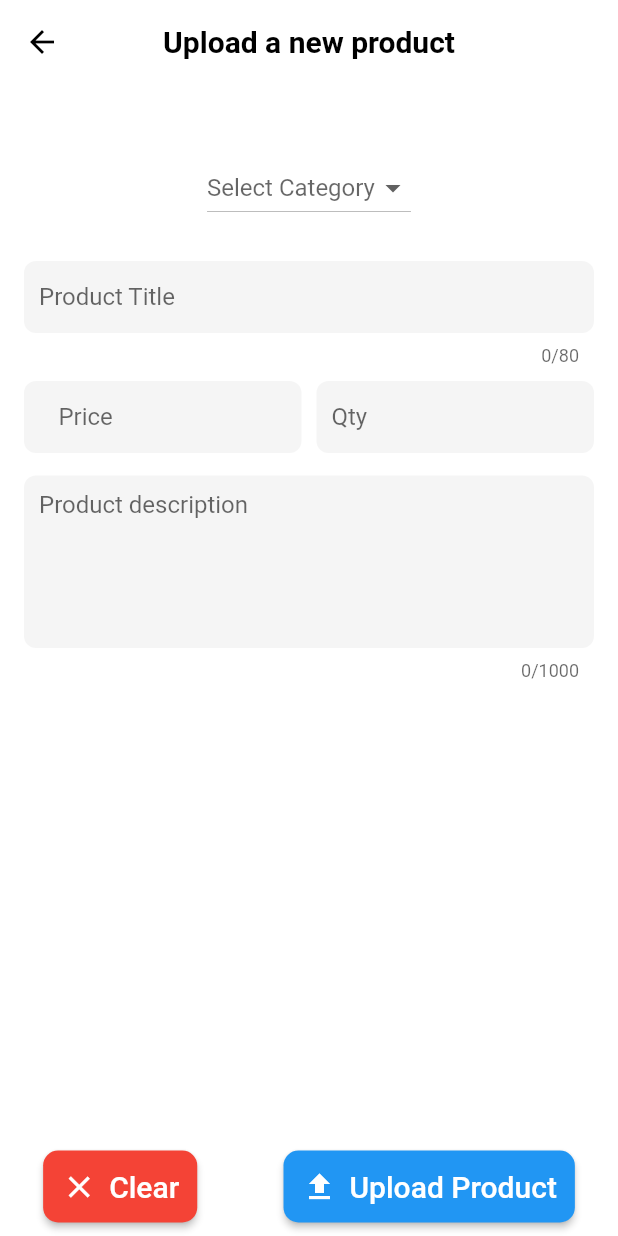
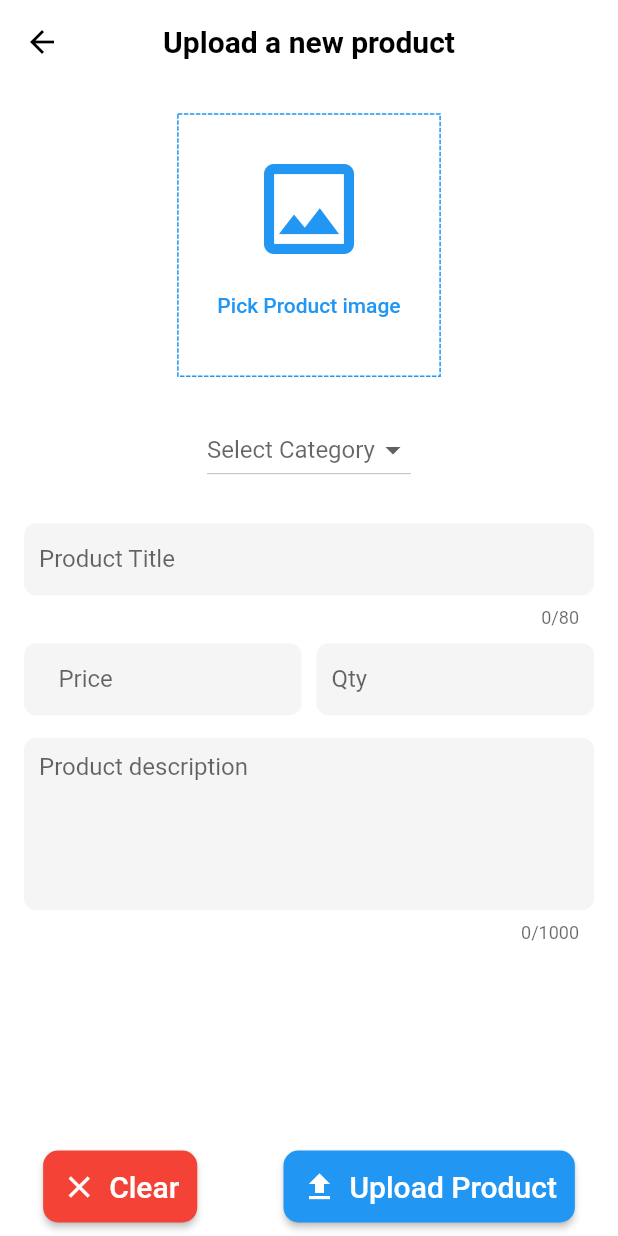
Before and after one commit to baraa1999/shopsmart_users_arbic, a Flutter app: the EditOrUploadProductScreen screen opened by its route, on a phone screen of 412 x 824 dp. Run offline on Flutter 3.47's test engine with Material 2 defaults, Android fonts, the phone set to English and light mode, and no system bars; drawn by our look-alikes of dotted_border; our stand-ins replace fancy_shimmer_image, image_picker, shared_preferences, shimmer; missing offline and left inert: dynamic_height_grid_view; accounts and stored records are empty.

Commit message:
Implement the Upload Product Image widget

```diff
--- a/lib/screens/edit_upload_product_form.dart
+++ b/lib/screens/edit_upload_product_form.dart
@@ -1,3 +1,6 @@
+import 'dart:io';
+
+import 'package:dotted_border/dotted_border.dart';
 import 'package:flutter/material.dart';
 import 'package:flutter/services.dart';
 import 'package:image_picker/image_picker.dart';
@@ -176,7 +179,68 @@
                   height: 20,
                 ),
                 /* Image picker here ***********************************/
-
+                if (_pickedImage == null) ...[
+                  SizedBox(
+                    width: size.width * 0.4 + 10,
+                    height: size.width * 0.4 + 10,
+                    child: DottedBorder(
+                      color: Colors.blue,
+                      radius: const Radius.circular(12),
+                      child: Center(
+                        child: Column(
+                          crossAxisAlignment: CrossAxisAlignment.center,
+                          mainAxisAlignment: MainAxisAlignment.center,
+                          children: [
+                            const Icon(
+                              Icons.image_outlined,
+                              size: 80,
+                              color: Colors.blue,
+                            ),
+                            TextButton(
+                                onPressed: () {
+                                  localImagePicker();
+                                },
+                                child: const Text('Pick Product image'))
+                          ],
+                        ),
+                      ),
+                    ),
+                  ),
+                  // see image
+                ] else ...[
+                  ClipRRect(
+                    borderRadius: BorderRadius.circular(12),
+                    child: Image.file(
+                      File(
+                        _pickedImage!.path,
+                      ),
+                      height: size.width * 0.5,
+                      alignment: Alignment.center,
+                    ),
+                  )
+                ],
+                if (_pickedImage != null) ...[
+                  Row(
+                    mainAxisAlignment: MainAxisAlignment.center,
+                    children: [
+                      TextButton(
+                        onPressed: () {
+                          localImagePicker();
+                        },
+                        child: const Text('Pick another image'),
+                      ),
+                      TextButton(
+                        onPressed: () {
+                          removePickedImage();
+                        },
+                        child: const Text(
+                          'Remove image',
+                          style: TextStyle(color: Colors.red),
+                        ),
+                      ),
+                    ],
+                  ),
+                ],
                 const SizedBox(
                   height: 25,
                 ),
--- a/pubspec.yaml
+++ b/pubspec.yaml
@@ -46,6 +46,8 @@
   image_picker: ^0.8.7+5
   # Utils
   uuid: ^3.0.7
+  dotted_border: ^2.0.0+3
+
 
 dev_dependencies:
   flutter_test:
```
Also changed, not shown: pubspec.lock, 1 other file.
